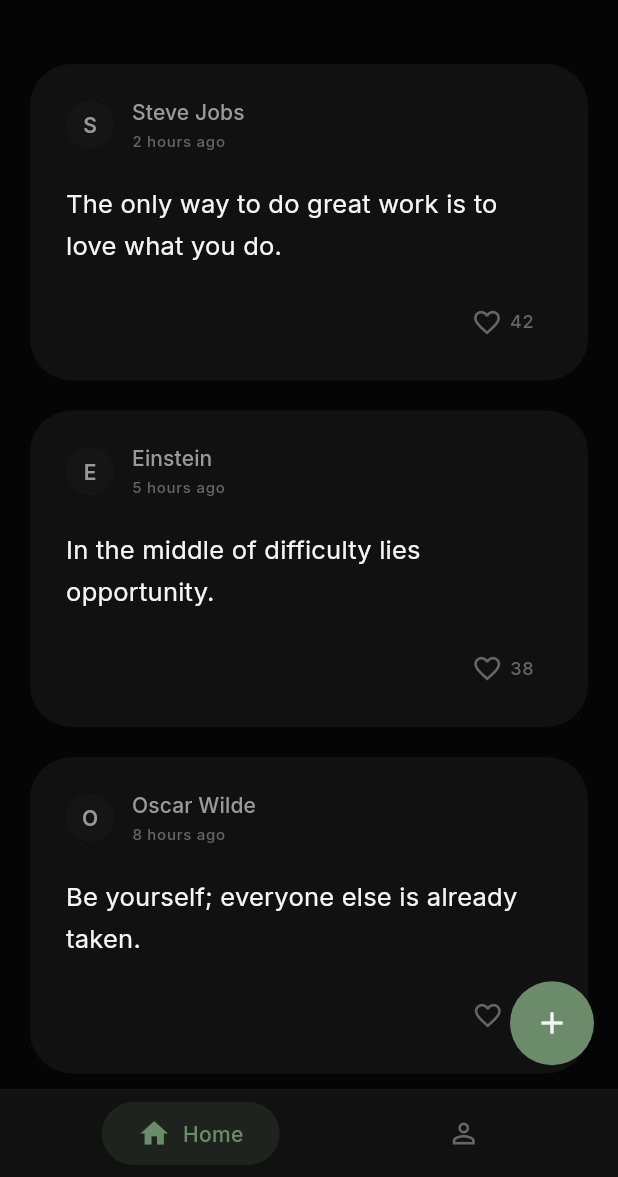
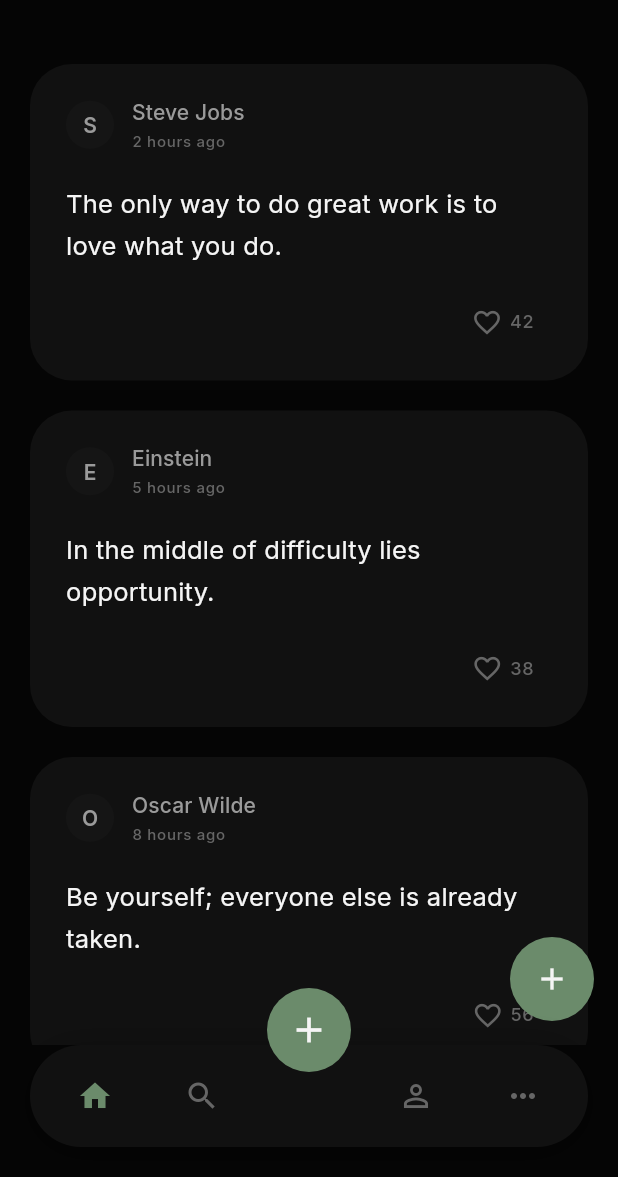
Before and after one commit to vrvsza/thought-drop, a Flutter app: the screen it shows after launch, on a phone screen of 412 x 824 dp, the part 59-1236 px from its top. Run offline on Flutter 3.47's test engine with Material 3 defaults, Android fonts, the phone set to English and light mode, and no system bars; drawn by our look-alikes of flutter_animate; our stand-ins replace flutter_riverpod, google_fonts, shared_preferences.

Commit message:
Home screen redesign: Floating nav dock, larger typography, premium dark
- Floating bottom nav with centered share button
- True dark theme (#050505 background)
- Premium card surfaces (#111111)
- Larger quote typography
- Muted sage green accent (#6B8B6B)
- Subtle shadows on nav dock
- 5 item nav: Home, Explore, Share, Profile, More

```diff
--- a/lib/core/theme/app_theme.dart
+++ b/lib/core/theme/app_theme.dart
@@ -2,6 +2,7 @@ import 'package:flutter/material.dart';
 import 'package:google_fonts/google_fonts.dart';
 
 // 🌙 DARK MODE THEME - Premium Minimalist Design
+// True dark theme for ThoughtDrop - calm, immersive, premium
 
 class AppColors {
   AppColors._();
--- a/lib/presentation/pages/home_page.dart
+++ b/lib/presentation/pages/home_page.dart
@@ -22,18 +22,24 @@ class HomePage extends ConsumerWidget {
           ProfilePage(),
         ],
       ),
+      // Floating dark navigation dock
       bottomNavigationBar: Container(
+        margin: const EdgeInsets.fromLTRB(20, 0, 20, 20),
+        child: Container(
+          height: 68,
           decoration: BoxDecoration(
             color: AppColors.surface,
-          border: Border(
-            top: BorderSide(color: AppColors.divider, width: 0.5),
+            borderRadius: BorderRadius.circular(34),
+            boxShadow: [
+              BoxShadow(
+                color: Colors.black.withOpacity(0.3),
+                blurRadius: 20,
+                offset: const Offset(0, 4),
               ),
+            ],
           ),
-        child: SafeArea(
-          child: Padding(
-            padding: const EdgeInsets.symmetric(horizontal: 24, vertical: 8),
           child: Row(
-              mainAxisAlignment: MainAxisAlignment.spaceAround,
+            mainAxisAlignment: MainAxisAlignment.spaceEvenly,
             children: [
               _NavItem(
                 icon: Icons.home_outlined,
@@ -43,31 +49,54 @@ class HomePage extends ConsumerWidget {
                 onTap: () => ref.read(_currentIndexProvider.notifier).state = 0,
               ),
               _NavItem(
+                icon: Icons.search_outlined,
+                label: 'Explore',
+                isSelected: currentIndex == 1,
+                onTap: () {},
+              ),
+              const SizedBox(width: 56), // Space for centered button
+              _NavItem(
                 icon: Icons.person_outline,
                 activeIcon: Icons.person,
                 label: 'Profile',
-                  isSelected: currentIndex == 1,
-                  onTap: () => ref.read(_currentIndexProvider.notifier).state = 1,
+                isSelected: currentIndex == 2,
+                onTap: () => ref.read(_currentIndexProvider.notifier).state = 2,
+              ),
+              _NavItem(
+                icon: Icons.more_horiz,
+                label: 'More',
+                isSelected: false,
+                onTap: () {},
               ),
             ],
           ),
         ),
       ),
+      floatingActionButton: Padding(
+        padding: const EdgeInsets.only(bottom: 20),
+        child: FloatingActionButton(
+          onPressed: () {},
+          backgroundColor: AppColors.accent,
+          elevation: 0,
+          shape: const CircleBorder(),
+          child: Icon(Icons.add, color: AppColors.textPrimary, size: 28),
         ),
+      ),
+      floatingActionButtonLocation: FloatingActionButtonLocation.centerDocked,
     );
   }
 }
 
 class _NavItem extends StatelessWidget {
   final IconData icon;
-  final IconData activeIcon;
+  final IconData? activeIcon;
   final String label;
   final bool isSelected;
   final VoidCallback onTap;
 
   const _NavItem({
     required this.icon,
-    required this.activeIcon,
+    this.activeIcon,
     required this.label,
     required this.isSelected,
     required this.onTap,
@@ -80,31 +109,11 @@ class _NavItem extends StatelessWidget {
       behavior: HitTestBehavior.opaque,
       child: AnimatedContainer(
         duration: const Duration(milliseconds: 200),
-        padding: const EdgeInsets.symmetric(horizontal: 24, vertical: 10),
-        decoration: BoxDecoration(
-          color: isSelected ? AppColors.accent.withOpacity(0.15) : Colors.transparent,
-          borderRadius: BorderRadius.circular(24),
-        ),
-        child: Row(
-          mainAxisSize: MainAxisSize.min,
-          children: [
-            Icon(
-              isSelected ? activeIcon : icon,
-              size: 22,
+        padding: const EdgeInsets.symmetric(horizontal: 16, vertical: 8),
+        child: Icon(
+          isSelected ? (activeIcon ?? icon) : icon,
+          size: 24,
           color: isSelected ? AppColors.accent : AppColors.textTertiary,
-            ),
-            if (isSelected) ...[
-              const SizedBox(width: 8),
-              Text(
-                label,
-                style: TextStyle(
-                  color: AppColors.accent,
-                  fontWeight: FontWeight.w500,
-                  fontSize: 14,
-                ),
-              ),
-            ],
-          ],
         ),
       ),
     );
```
Lines whose indentation alone changed are shown as unchanged.
